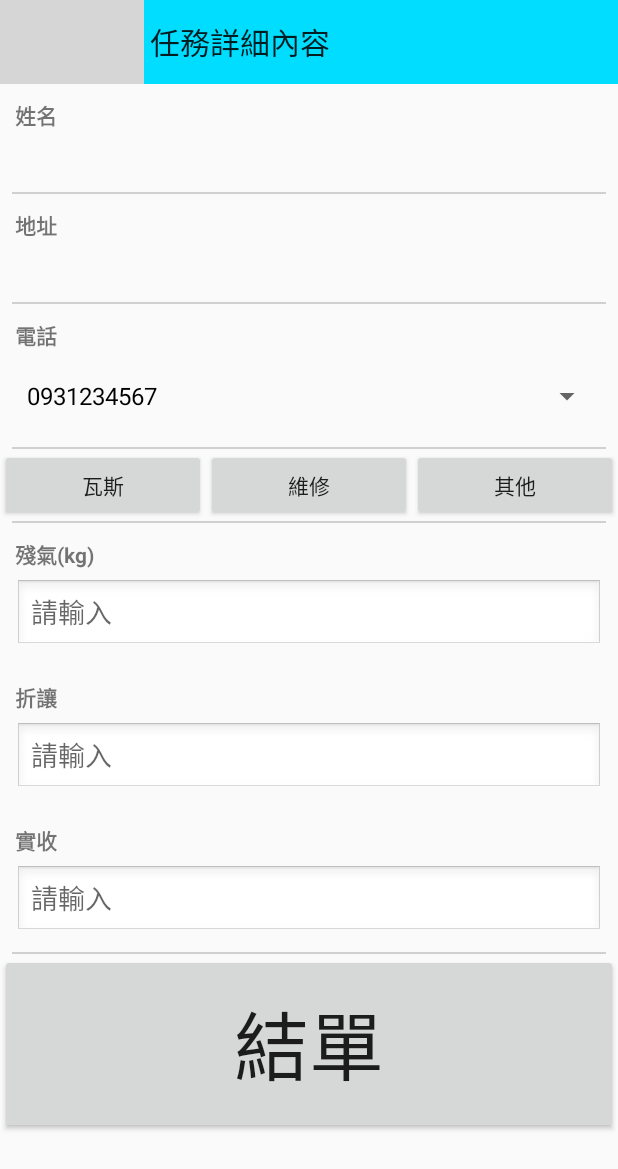
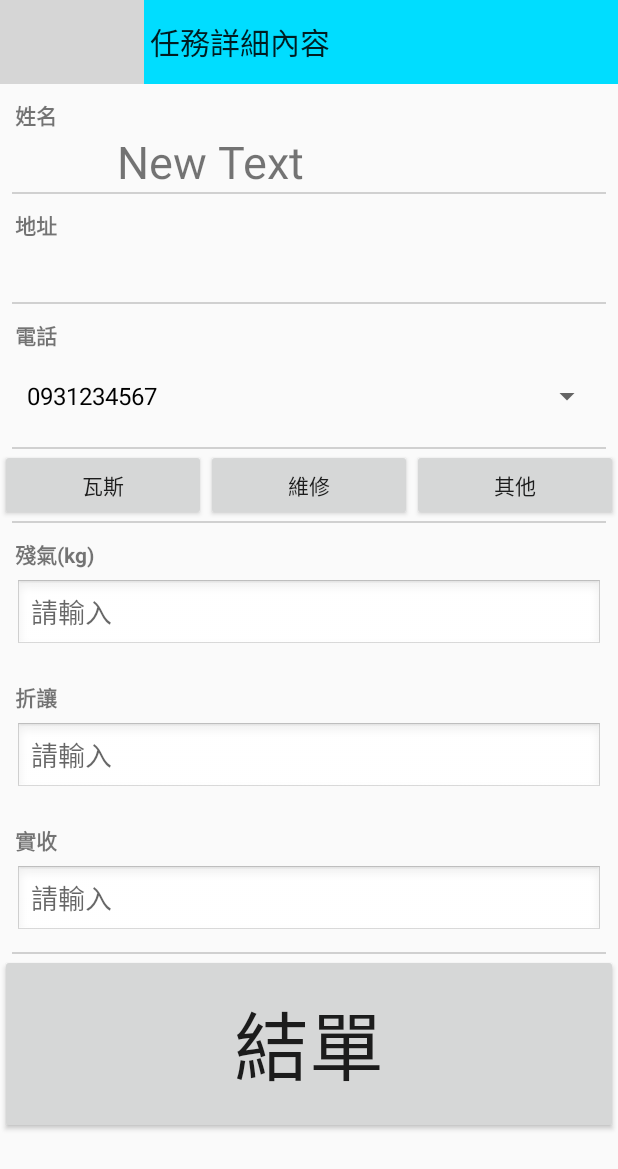
Before and after one commit to CrossLeaf/gas, an Android app: the DetailedTaskActivity screen opened directly, with no data from a screen before it, on a phone screen of 412 x 824 dp. Shown: the top 1169 px of the screen. Run offline under Robolectric (Android 15) with nearby library versions, the phone set to English and light mode, and no system bars; 4 statements that could not run were skipped; grey boxes are pictures that could not be loaded.

Commit message:
承接可改變人名 任務清單UI排的比較好

```diff
--- a/app/src/main/java/com/chenghsi/lise/gas/TestData.java
+++ b/app/src/main/java/com/chenghsi/lise/gas/TestData.java
@@ -5,7 +5,7 @@ public class TestData
 {
     //public static String[] name = new String[10];
     //public static String[] address = new String[10];
-    //public static Boolean[] state = new Boolean[10];
+//    public static Boolean[] state = new Boolean[10];
 
     public static String TASK = "[[\"1\",\"2015-08-02 11:32:00\",\"2015-08-02 17:00:00\",\"0000-00-00 00:00:00\",\"0000-00-00 00:00:00\",\"\\u672a\\u9001\\u9054\",\"\\u4eba\\u54e10\",\"\\u914d\\u9001\",\"044445555\",\"0\",\"0\",\"0\",\"0\",\"0\",\"0\",\"1\",\"0\",\"200\",\"\",\"0\",\"0\"],[\"2\",\"2015-08-03 11:32:00\",\"2015-08-04 19:00:00\",\"0000-00-00 00:00:00\",\"0000-00-00 00:00:00\",\"\\u672a\\u9001\\u9054\",\"\\u4eba\\u54e199\",\"\\u914d\\u9001\",\"04888855\",\"0\",\"0\",\"0\",\"0\",\"0\",\"0\",\"1\",\"0\",\"200\",\"\",\"0\",\"0\"],[\"3\",\"2015-07-03 11:32:00\",\"2015-07-04 19:00:00\",\"0000-00-00 00:00:00\",\"0000-00-00 00:00:00\",\"\\u672a\\u9001\\u9054\",\"\\u4eba\\u54e10\",\"\\u914d\\u9001\",\"04888855\",\"0\",\"0\",\"0\",\"0\",\"0\",\"0\",\"1\",\"0\",\"200\",\"\",\"0\",\"0\"],[\"4\",\"2015-06-03 11:32:00\",\"2015-06-04 19:00:00\",\"0000-00-00 00:00:00\",\"0000-00-00 00:00:00\",\"\\u672a\\u9001\\u9054\",\"\\u4eba\\u54e10\",\"\\u914d\\u9001\",\"04888855\",\"0\",\"0\",\"0\",\"0\",\"0\",\"0\",\"1\",\"0\",\"200\",\"\",\"0\",\"0\"],[\"5\",\"2015-06-03 11:32:00\",\"2015-06-04 19:00:00\",\"0000-00-00 00:00:00\",\"0000-00-00 00:00:00\",\"\\u672a\\u9001\\u9054\",\"\\u4eba\\u54e10\",\"\\u914d\\u9001\",\"04888855\",\"0\",\"0\",\"0\",\"0\",\"0\",\"0\",\"1\",\"0\",\"200\",\"\",\"0\",\"0\"]]";
 }
--- a/app/src/main/java/com/chenghsi/lise/gas/db/GasDB.java
+++ b/app/src/main/java/com/chenghsi/lise/gas/db/GasDB.java
@@ -26,6 +26,7 @@ public class GasDB
     public static final String DODDLE = "doddle";
     public static final String PRICE = "price";
     public static final String BALANCING = "order";
+
     private AsyncTaskFinishListener asyncTaskFinishListenerFromUser = null;
 
     private static JSONObject table_inJSONObject_delivery = null;
@@ -178,7 +179,7 @@ public class GasDB
                 break;
 
             case "Balancing":
-                /*tableName = new String[3];
+                tableName = new String[3];
                 url = new String[3];
                 tableName[0] = "delivery";
                 tableName[1] = "order";
@@ -187,7 +188,7 @@ public class GasDB
                 url[1] = DB_URL + GET + ORDER;
                 url[2] = DB_URL + GET + CUSTOMER;
 
-                new asyncTask().execute(tableName, url);*/
+                new asyncTask().execute(tableName, url);
                 break;
 
             case "ClientInfo":
@@ -238,7 +239,6 @@ public class GasDB
                     String tableName = params[0][j];
                     URL url = new URL(params[1][j]);
                     HttpURLConnection connection;
-
 
                     // Connection
                     Log.d("GasDB.asyncTask", "Start connection: " + url);
--- a/app/src/main/java/com/chenghsi/lise/gas/delivery/DeliveryActivity.java
+++ b/app/src/main/java/com/chenghsi/lise/gas/delivery/DeliveryActivity.java
@@ -55,7 +55,6 @@ public class DeliveryActivity extends AbstractList
                     public void onItemClick(AdapterView<?> parent, View view, int position, long id)
                     {
                         Intent intent = new Intent();
-                        //我把註解消掉
                         intent.setClass(DeliveryActivity.this, DeliveryScheduleActivity.class);
                         startActivity(intent);
                     }
--- a/app/src/main/java/com/chenghsi/lise/gas/task/DetailedTaskActivity.java
+++ b/app/src/main/java/com/chenghsi/lise/gas/task/DetailedTaskActivity.java
@@ -3,6 +3,7 @@ package com.chenghsi.lise.gas.task;
 import android.app.Activity;
 import android.os.Bundle;
 import android.support.v7.widget.Toolbar;
+import android.util.Log;
 import android.view.View;
 import android.widget.ArrayAdapter;
 import android.widget.Spinner;
@@ -12,8 +13,7 @@ import com.chenghsi.lise.gas.R;
 import com.chenghsi.lise.gas.TestData;
 
 
-public class DetailedTaskActivity extends Activity
-{
+public class DetailedTaskActivity extends Activity {
     protected Toolbar toolbar;
     private View R_name;
     private View R_address;
@@ -22,23 +22,26 @@ public class DetailedTaskActivity extends Activity
     private View R_receive;
     private View R_clientPhones;
     private int position;
-
+    private String clientName;
+    private String address;
+    private String phones;
+    private String contents;
     @Override
-    protected void onCreate(Bundle savedInstanceState)
-    {
+    protected void onCreate(Bundle savedInstanceState) {
         super.onCreate(savedInstanceState);
         setContentView(R.layout.activity_detailed_task);
-
-        position = getIntent().getIntExtra("position",0);
-
+        Bundle bundle = this.getIntent().getExtras();
+        clientName = bundle.getString("clientName");
+        address = bundle.getString("address");
+        phones = bundle.getString("phones");
+        contents = bundle.getString("contents");
+        Log.e("DetailedTask", "" + position);
         toolbar = (Toolbar) findViewById(R.id.toolbar);
         toolbar.setTitle(R.string.title_activity_detailed_task);
         toolbar.setNavigationIcon(R.drawable.abc_ic_ab_back_mtrl_am_alpha);
-        toolbar.setNavigationOnClickListener(new View.OnClickListener()
-        {
+        toolbar.setNavigationOnClickListener(new View.OnClickListener() {
             @Override
-            public void onClick(View v)
-            {
+            public void onClick(View v) {
                 onBackPressed();
             }
         });
@@ -52,30 +55,29 @@ public class DetailedTaskActivity extends Activity
 
         // Set title
 
-        ((TextView)R_name.findViewById(R.id.text1)).setText(R.string.name);
-        ((TextView)R_address.findViewById(R.id.text1)).setText(R.string.address);
-        ((TextView)R_remnant.findViewById(R.id.text)).setText(R.string.remnant);
-        ((TextView)R_allowance.findViewById(R.id.text)).setText(R.string.allowance);
-        ((TextView)R_receive.findViewById(R.id.text)).setText(R.string.should_receive);
-        ((TextView)R_clientPhones.findViewById(R.id.title)).setText(R.string.phone);
+        ((TextView) R_name.findViewById(R.id.text1)).setText(R.string.name);
+        ((TextView) R_address.findViewById(R.id.text1)).setText(R.string.address);
+        ((TextView) R_remnant.findViewById(R.id.text)).setText(R.string.remnant);
+        ((TextView) R_allowance.findViewById(R.id.text)).setText(R.string.allowance);
+        ((TextView) R_receive.findViewById(R.id.text)).setText(R.string.should_receive);
+        ((TextView) R_clientPhones.findViewById(R.id.title)).setText(R.string.phone);
     }
 
     @Override
-    protected void onResume()
-    {
+    protected void onResume() {
         super.onResume();
 
         // TODO Test data
-        //((TextView)R_name.findViewById(R.id.text2)).setText("王先生");
-        //((TextView)R_address.findViewById(R.id.text2)).setText("新北市信義區基隆路400號10樓之2");
-        //((TextView)R_name.findViewById(R.id.text2)).setText(TestData.name[position]);
-        //((TextView)R_address.findViewById(R.id.text2)).setText(TestData.address[position]);
+        ((TextView)R_name.findViewById(R.id.text2)).setText(clientName);
+        ((TextView)R_address.findViewById(R.id.text2)).setText(address);
+//        ((TextView)R_name.findViewById(R.id.text2)).setText(TestData.name[position]);
+//        ((TextView)R_address.findViewById(R.id.text2)).setText(TestData.address[position]);
 
-        String phones[] = {"0931234567","0800222333","1234999333"};
-        ArrayAdapter apt = new ArrayAdapter<>(this,android.R.layout.simple_spinner_dropdown_item,phones);
+        String phones[] = {"0931234567", "0800222333", "1234999333"};
+        ArrayAdapter apt = new ArrayAdapter<>(this, android.R.layout.simple_spinner_dropdown_item, phones);
         apt.setDropDownViewResource(android.R.layout.simple_spinner_dropdown_item);
         //(Spinner) spr_clientPhones.setAdapter(apt);
-        ((Spinner)R_clientPhones.findViewById(R.id.spinner)).setAdapter(apt);
+        ((Spinner) R_clientPhones.findViewById(R.id.spinner)).setAdapter(apt);
 
     }
 }
--- a/app/src/main/res/layout/activity_detailed_task.xml
+++ b/app/src/main/res/layout/activity_detailed_task.xml
@@ -21,8 +21,23 @@
             android:layout_height="wrap_content"
             android:orientation="vertical">
 
-            <include layout="@layout/general_twoline_title_text"
-                     android:id="@+id/tv2_name"/>
+            <LinearLayout
+                android:orientation="horizontal"
+                android:layout_width="wrap_content"
+                android:layout_height="wrap_content">
+
+                <include layout="@layout/general_twoline_title_text"
+                         android:id="@+id/tv2_name"/>
+
+                <TextView
+                    android:layout_width="wrap_content"
+                    android:layout_height="wrap_content"
+                    android:text="New Text"
+                    android:id="@+id/text3"
+                    android:layout_gravity="bottom"
+                    android:layout_marginLeft="30dp"
+                    android:textSize="30dp" />
+            </LinearLayout>
 
             <include layout="@layout/general_division_line"/>
 
--- a/app/src/main/res/layout/general_twoline_title_text.xml
+++ b/app/src/main/res/layout/general_twoline_title_text.xml
@@ -1,9 +1,15 @@
 <?xml version="1.0" encoding="utf-8"?>
 <LinearLayout xmlns:android="http://schemas.android.com/apk/res/android"
-              android:orientation="vertical"
+              android:orientation="horizontal"
               android:layout_width="match_parent"
               android:layout_height="wrap_content"
               android:padding="10dp">
+
+    <LinearLayout
+        android:orientation="vertical"
+        android:layout_width="wrap_content"
+        android:layout_height="wrap_content"
+        android:layout_weight="0.3">
 
         <TextView android:id="@+id/text1"
                   android:layout_width="match_parent"
@@ -15,5 +21,6 @@
                   android:layout_width="match_parent"
                   android:layout_height="wrap_content"
                   android:textAppearance="?android:attr/textAppearanceMedium"/>
+    </LinearLayout>
 
 </LinearLayout>
--- a/barcodeScanner/src/main/java/com/google/zxing/client/android/CaptureActivity.java
+++ b/barcodeScanner/src/main/java/com/google/zxing/client/android/CaptureActivity.java
@@ -816,7 +816,7 @@ public final class CaptureActivity extends Activity implements SurfaceHolder.Cal
 
 
 
-  //LISE
+  //LISE 有LISE是寶輝寫的
   public AlertDialog.Builder AltDlgBuilder_choice()
   {
 
```
Also changed, not shown: app/src/main/java/com/chenghsi/lise/gas/other/MeterReadingActivity.java (+4 -3 lines), app/src/main/java/com/chenghsi/lise/gas/task/TaskActivity.java (+90 -79 lines), app/src/main/res/layout/adapter_item_task.xml (+7 -4 lines), 73 other files. Lines whose indentation alone changed are shown as unchanged.
